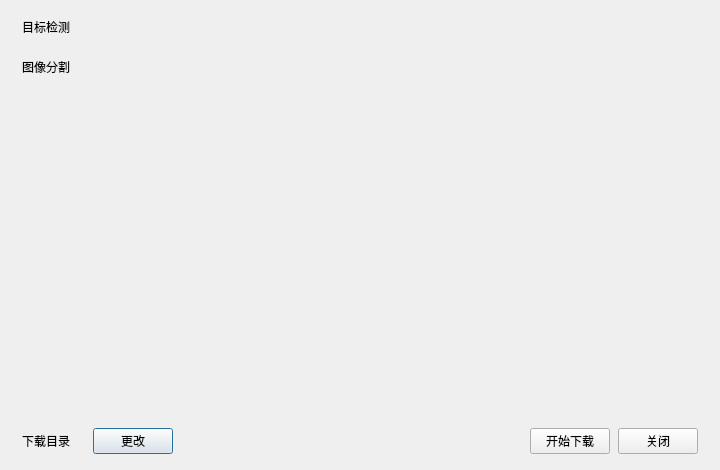
First picture: the form in ui/model_manager.ui, repository pythondever/easy_trainer, before the edit.
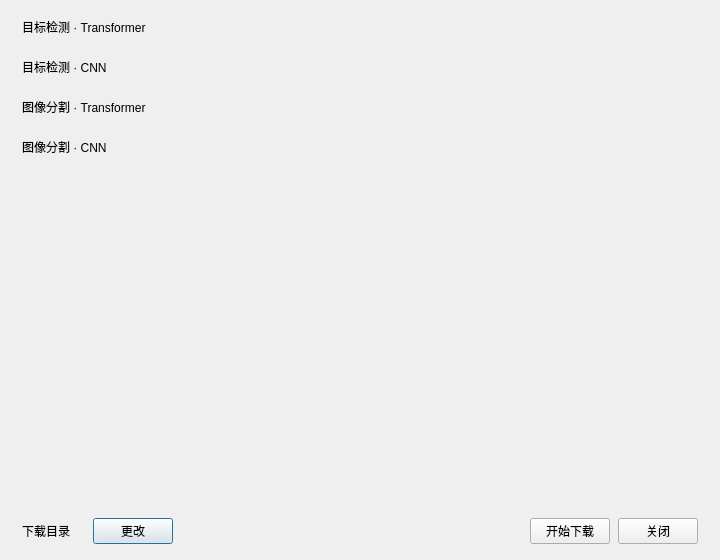
Second picture: the form after the edit.

What changed in the file:
```diff
--- a/ui/model_manager.ui
+++ b/ui/model_manager.ui
@@ -7,7 +7,7 @@
     <x>0</x>
     <y>0</y>
     <width>720</width>
-    <height>470</height>
+    <height>560</height>
    </rect>
   </property>
   <property name="windowTitle">
@@ -30,9 +30,37 @@
     <number>16</number>
    </property>
    <item>
+    <widget class="QScrollArea" name="groups_scroll">
+     <property name="frameShape">
+      <enum>QFrame::NoFrame</enum>
+     </property>
+     <property name="horizontalScrollBarPolicy">
+      <enum>Qt::ScrollBarAlwaysOff</enum>
+     </property>
+     <property name="widgetResizable">
+      <bool>true</bool>
+     </property>
+     <widget class="QWidget" name="groups_content">
+      <layout class="QVBoxLayout" name="groups_layout">
+       <property name="spacing">
+        <number>10</number>
+       </property>
+       <property name="leftMargin">
+        <number>0</number>
+       </property>
+       <property name="topMargin">
+        <number>0</number>
+       </property>
+       <property name="rightMargin">
+        <number>0</number>
+       </property>
+       <property name="bottomMargin">
+        <number>0</number>
+       </property>
+       <item>
     <widget class="QLabel" name="detect_title">
      <property name="text">
-      <string>目标检测</string>
+          <string>目标检测 · Transformer</string>
      </property>
      <property name="class" stdset="0">
       <string>modelGroupTitle</string>
@@ -63,10 +91,44 @@
      </layout>
     </widget>
    </item>
+       <item>
+        <widget class="QLabel" name="detect_cnn_title">
+         <property name="text">
+          <string>目标检测 · CNN</string>
+         </property>
+         <property name="class" stdset="0">
+          <string>modelGroupTitle</string>
+         </property>
+        </widget>
+       </item>
+       <item>
+        <widget class="QFrame" name="detect_cnn_frame">
+         <property name="class" stdset="0">
+          <string>modelGroup</string>
+         </property>
+         <layout class="QVBoxLayout" name="detect_cnn_layout">
+          <property name="spacing">
+           <number>0</number>
+          </property>
+          <property name="leftMargin">
+           <number>1</number>
+          </property>
+          <property name="topMargin">
+           <number>1</number>
+          </property>
+          <property name="rightMargin">
+           <number>1</number>
+          </property>
+          <property name="bottomMargin">
+           <number>1</number>
+          </property>
+         </layout>
+        </widget>
+       </item>
    <item>
     <widget class="QLabel" name="segment_title">
      <property name="text">
-      <string>图像分割</string>
+          <string>图像分割 · Transformer</string>
      </property>
      <property name="class" stdset="0">
       <string>modelGroupTitle</string>
@@ -98,7 +160,41 @@
     </widget>
    </item>
    <item>
-    <spacer name="root_spacer">
+        <widget class="QLabel" name="segment_cnn_title">
+         <property name="text">
+          <string>图像分割 · CNN</string>
+         </property>
+         <property name="class" stdset="0">
+          <string>modelGroupTitle</string>
+         </property>
+        </widget>
+       </item>
+       <item>
+        <widget class="QFrame" name="segment_cnn_frame">
+         <property name="class" stdset="0">
+          <string>modelGroup</string>
+         </property>
+         <layout class="QVBoxLayout" name="segment_cnn_layout">
+          <property name="spacing">
+           <number>0</number>
+          </property>
+          <property name="leftMargin">
+           <number>1</number>
+          </property>
+          <property name="topMargin">
+           <number>1</number>
+          </property>
+          <property name="rightMargin">
+           <number>1</number>
+          </property>
+          <property name="bottomMargin">
+           <number>1</number>
+          </property>
+         </layout>
+        </widget>
+       </item>
+       <item>
+        <spacer name="groups_spacer">
      <property name="orientation">
       <enum>Qt::Vertical</enum>
      </property>
@@ -109,6 +205,10 @@
       </size>
      </property>
     </spacer>
+       </item>
+      </layout>
+     </widget>
+    </widget>
    </item>
    <item>
     <layout class="QHBoxLayout" name="foot_layout">
```
Lines whose indentation alone changed are shown as unchanged.
